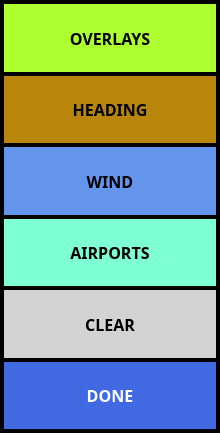
Old version of the form ui/BugSelector.ui in the repository UnexplodedMinds/Stratofier.
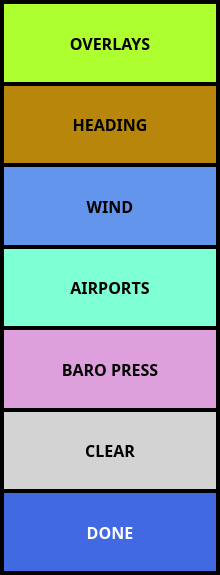
New version of the form.

Commit message: Bluetooth data handling added (experimental - requires custom Arduino-based sensor module). Color-coded buttons for better contrast and updated stylesheets.

Patch:
```diff
--- a/ui/BugSelector.ui
+++ b/ui/BugSelector.ui
@@ -7,7 +7,7 @@
     <x>0</x>
     <y>0</y>
     <width>220</width>
-    <height>433</height>
+    <height>575</height>
    </rect>
   </property>
   <property name="sizePolicy">
@@ -324,6 +324,53 @@
      </property>
     </widget>
    </item>
+   <item>
+    <widget class="QPushButton" name="m_pBaroPressButton">
+     <property name="sizePolicy">
+      <sizepolicy hsizetype="MinimumExpanding" vsizetype="MinimumExpanding">
+       <horstretch>0</horstretch>
+       <verstretch>0</verstretch>
+      </sizepolicy>
+     </property>
+     <property name="font">
+      <font>
+       <family>Droid Sans</family>
+       <pointsize>12</pointsize>
+       <weight>75</weight>
+       <bold>true</bold>
+      </font>
+     </property>
+     <property name="styleSheet">
+      <string notr="true">QPushButton
+{
+	border: none;
+	color: black;
+	background-color: Plum;
+	margin: 2px;
+}
+QPushButton::pressed
+{
+	border: none;
+	color: black;
+	background-color: Lavender;
+	margin: 2px;
+}
+</string>
+     </property>
+     <property name="text">
+      <string>BARO PRESS</string>
+     </property>
+     <property name="iconSize">
+      <size>
+       <width>32</width>
+       <height>32</height>
+      </size>
+     </property>
+     <property name="autoDefault">
+      <bool>false</bool>
+     </property>
+    </widget>
+   </item>
    <item>
     <widget class="QPushButton" name="m_pClearButton">
      <property name="sizePolicy">
```
The commit also changes 12 other files.
